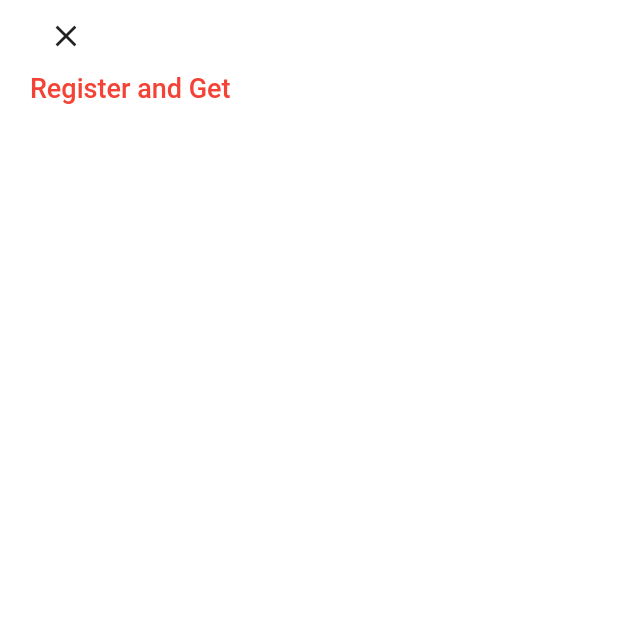
After one commit to xaakib/pepperfry, a Flutter app: the screen it shows after launch, after a tap on "REGISTER", on a phone screen of 412 x 824 dp, the top half of it. The commit adds this screen. Run offline on Flutter 3.47's test engine with Material 2 defaults, Android fonts, the phone set to English and light mode, and no system bars; network calls fail.

Commit message:
working on register screen

```diff
--- a/lib/screens/main_screen.dart
+++ b/lib/screens/main_screen.dart
@@ -1,6 +1,5 @@
-import 'dart:ui';
-
 import 'package:flutter/material.dart';
+import 'package:pepperfry/screens/register_screen.dart';
 
 class MainScreen extends StatelessWidget {
   @override
@@ -35,10 +34,6 @@ class MainScreen extends StatelessWidget {
 }
 
 class BottomDesing extends StatelessWidget {
-  const BottomDesing({
-    Key key,
-  }) : super(key: key);
-
   @override
   Widget build(BuildContext context) {
     return Container(
@@ -64,7 +59,10 @@ class BottomDesing extends StatelessWidget {
                       color: Colors.red),
                 )),
               ),
-              Container(
+              InkWell(
+                onTap: () => Navigator.push(context,
+                    MaterialPageRoute(builder: (context) => RegisterScreen())),
+                child: Container(
                   height: 50,
                   width: 170,
                   child: Center(
@@ -82,6 +80,7 @@ class BottomDesing extends StatelessWidget {
                       Colors.yellow[700],
                     ],
                   )),
+                ),
               ),
             ],
           ),
--- /dev/null
+++ b/lib/screens/register_screen.dart
@@ -0,0 +1,39 @@
+import 'package:flutter/material.dart';
+
+class RegisterScreen extends StatefulWidget {
+  @override
+  _RegisterScreenState createState() => _RegisterScreenState();
+}
+
+class _RegisterScreenState extends State<RegisterScreen> {
+  @override
+  Widget build(BuildContext context) {
+    // height = MediaQuery.of(context).size.height;
+    //  wight = MediaQuery.of(context).size.width;
+    return SafeArea(
+      child: Scaffold(
+        body: Container(
+          height: MediaQuery.of(context).size.height,
+          width: MediaQuery.of(context).size.width,
+          color: Colors.white,
+          child: Padding(
+            padding: const EdgeInsets.symmetric(horizontal: 20),
+            child: Column(
+              crossAxisAlignment: CrossAxisAlignment.start,
+              children: [
+                IconButton(icon: Icon(Icons.close_outlined), onPressed: () {}),
+                Text(
+                  "Register and Get",
+                  style: TextStyle(
+                      fontSize: 18,
+                      fontWeight: FontWeight.w500,
+                      color: Colors.red),
+                ),
+              ],
+            ),
+          ),
+        ),
+      ),
+    );
+  }
+}
```
Lines whose indentation alone changed are shown as unchanged.
